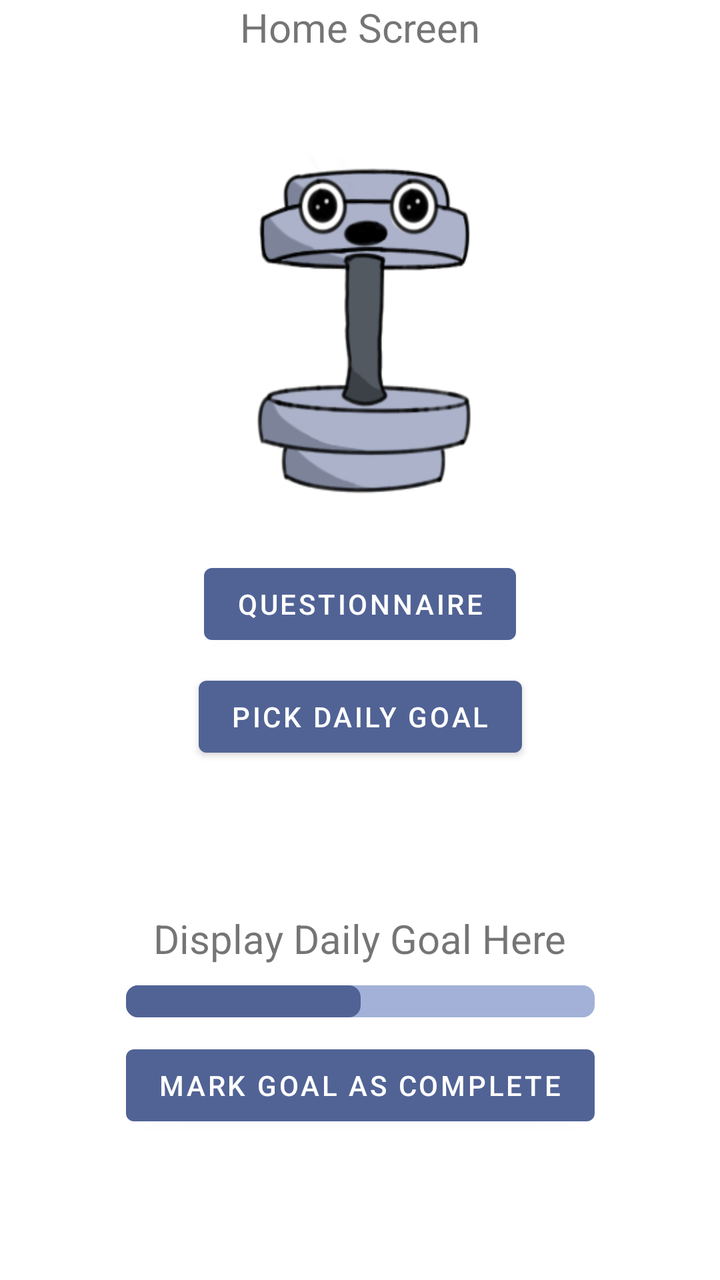
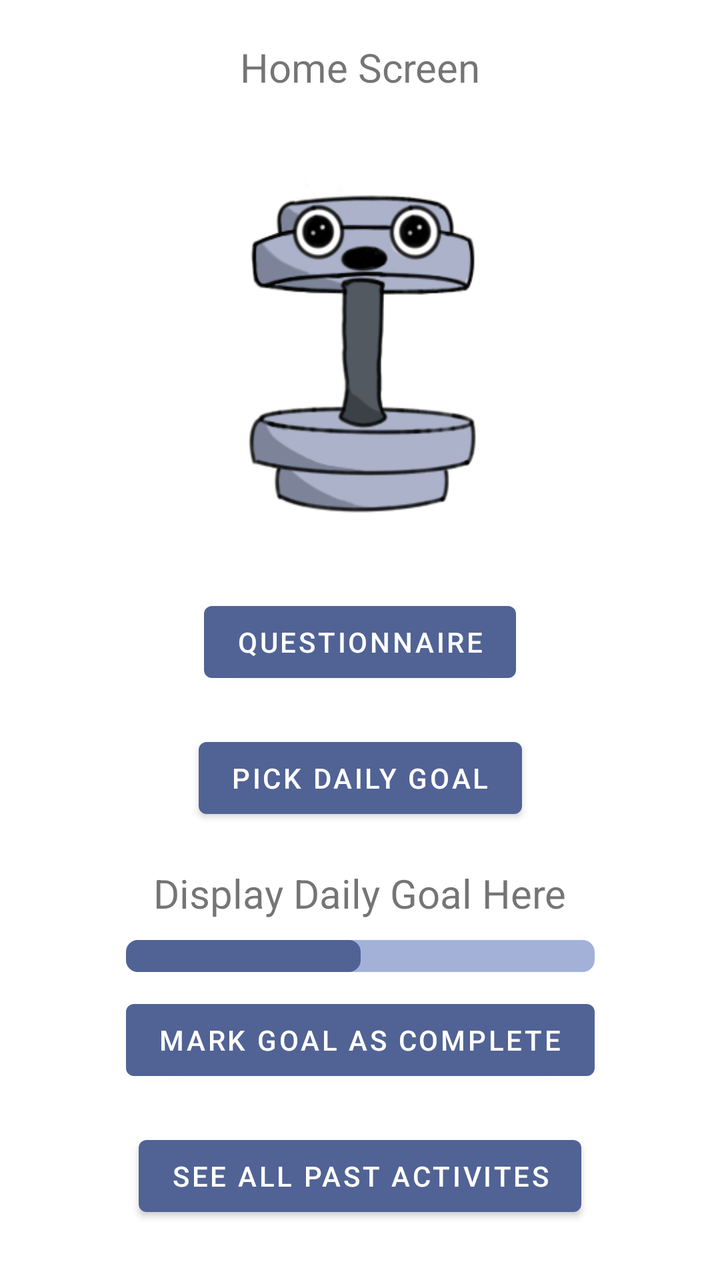

Compare the two renders of this Android layout. The source of the first and the diff that turns it into the second are given below.
<!-- AndroidManifest.xml: application theme Theme.SELab23B02 -->
<!-- res/layout/fragment_home.xml -->
<?xml version="1.0" encoding="utf-8"?>
<androidx.constraintlayout.widget.ConstraintLayout xmlns:android="http://schemas.android.com/apk/res/android"
    xmlns:app="http://schemas.android.com/apk/res-auto"
    xmlns:tools="http://schemas.android.com/tools"
    android:layout_width="match_parent"
    android:layout_height="match_parent"
    tools:context=".HomeFragment">

    <ImageButton
        android:id="@+id/buttonLittleBeing"
        android:layout_width="132dp"
        android:layout_height="210dp"
        android:layout_marginTop="-350dp"
        android:background="@drawable/little_being"
        app:layout_constraintBottom_toBottomOf="parent"
        app:layout_constraintLeft_toLeftOf="parent"
        app:layout_constraintRight_toRightOf="parent"
        app:layout_constraintTop_toBottomOf="@id/textView" />

    <TextView
        android:id="@+id/textView"
        android:layout_width="wrap_content"
        android:layout_height="wrap_content"
        android:layout_gravity="center"
        android:text="Home Screen"
        android:textSize="20sp"
        app:layout_constraintLeft_toLeftOf="parent"
        app:layout_constraintRight_toRightOf="parent"
        app:layout_constraintTop_toTopOf="parent" />

    <Button
        android:id="@+id/QuestionnaireButton"
        android:layout_width="wrap_content"
        android:layout_height="wrap_content"
        android:layout_marginTop="-300dp"
        android:onClick="QuestionnaireClicked"
        android:text="Questionnaire"
        app:layout_constraintBottom_toBottomOf="parent"
        app:layout_constraintLeft_toLeftOf="parent"
        app:layout_constraintRight_toRightOf="parent"
        app:layout_constraintTop_toBottomOf="@id/buttonLittleBeing" />

    <Button
        android:id="@+id/DailyGoalButton"
        android:layout_width="wrap_content"
        android:layout_height="wrap_content"
        android:layout_marginTop="-250dp"
        android:onClick="PickDailyGoalClicked"
        android:text="Pick Daily Goal"
        app:layout_constraintBottom_toBottomOf="parent"
        app:layout_constraintLeft_toLeftOf="parent"
        app:layout_constraintRight_toRightOf="parent"
        app:layout_constraintTop_toBottomOf="@+id/QuestionnaireButton" />

    <LinearLayout
        android:id="@+id/linearLayout4"
        android:layout_width="wrap_content"
        android:layout_height="wrap_content"
        android:divider="@drawable/divider"
        android:orientation="vertical"
        android:showDividers="middle"
        app:layout_constraintBottom_toBottomOf="parent"
        app:layout_constraintLeft_toLeftOf="parent"
        app:layout_constraintRight_toRightOf="parent"
        app:layout_constraintTop_toBottomOf="@+id/DailyGoalButton"
        android:gravity="center">

        <TextView
            android:id="@+id/DailyGoalTxt"
            android:layout_width="wrap_content"
            android:layout_height="wrap_content"
            android:text="Display Daily Goal Here"
            android:textSize="20dp" />

        <ProgressBar
            android:id="@+id/DailyGoalProgressBar"
            style="?android:progressBarStyleHorizontal"
            android:layout_width="match_parent"
            android:layout_height="wrap_content"
            android:indeterminate="false"
            android:max="100"
            android:progress="50"
            android:progressDrawable="@drawable/progress_bar_background" />

        <Button
            android:id="@+id/GoalCompleteButton"
            android:layout_width="wrap_content"
            android:layout_height="wrap_content"
            android:text="Mark Goal as Complete"
            android:onClick="markGoalAsCompleteClicked"/>

    </LinearLayout>

</androidx.constraintlayout.widget.ConstraintLayout>
<!-- resources referenced by this layout -->
<resources>
  <!-- drawable divider (drawable) -->
  <?xml version="1.0" encoding="utf-8"?>
  <shape xmlns:android="http://schemas.android.com/apk/res/android">
      <size
          android:height="10dp"
          android:width="5dp"
          />
  </shape>
  <!-- drawable little_being: png bitmap (drawable, 34373 bytes) -->
  <!-- drawable progress_bar_background (drawable) -->
  <?xml version="1.0" encoding="utf-8"?>
  <layer-list xmlns:android="http://schemas.android.com/apk/res/android">
      <item android:id="@android:id/background">
          <shape android:shape="rectangle">
              <corners android:radius="6dp"/>
              <solid android:color="#a3b1d9"/>
          </shape>
      </item>
  
      <item android:id="@+id/progress">
          <scale android:scaleWidth="100%">
              <shape android:shape="rectangle">
                  <corners android:radius="6dp"/>
                  <solid android:color="@color/accent_color"/>
              </shape>
  
          </scale>
      </item>
  
  </layer-list>
  <style name="Theme.SELab23B02" parent="Theme.MaterialComponents.DayNight.DarkActionBar">
          
          <item name="colorPrimary">@color/accent_color</item>
          <item name="colorPrimaryVariant">@color/accent_color</item>
          <item name="colorOnPrimary">@color/white</item>
          
          <item name="colorSecondary">@color/teal_200</item>
          <item name="colorSecondaryVariant">@color/teal_700</item>
          <item name="colorOnSecondary">@color/black</item>
          
          <item name="android:statusBarColor">?attr/colorPrimaryVariant</item>
          
      </style>
  <color name="accent_color">#516395</color>
  <color name="white">#FFFFFFFF</color>
  <color name="teal_200">#FF03DAC5</color>
  <color name="teal_700">#FF018786</color>
  <color name="black">#FF000000</color>
</resources>

<!-- the commit's change to res/layout/fragment_home.xml (unified diff, before → after) -->
@@ -6,89 +6,111 @@
     android:layout_height="match_parent"
     tools:context=".HomeFragment">
 
-    <ImageButton
-        android:id="@+id/buttonLittleBeing"
-        android:layout_width="132dp"
-        android:layout_height="210dp"
-        android:layout_marginTop="-350dp"
-        android:background="@drawable/little_being"
-        app:layout_constraintBottom_toBottomOf="parent"
-        app:layout_constraintLeft_toLeftOf="parent"
-        app:layout_constraintRight_toRightOf="parent"
-        app:layout_constraintTop_toBottomOf="@id/textView" />
+    <ScrollView
+        android:layout_width="match_parent"
+        android:layout_height="match_parent">
 
-    <TextView
-        android:id="@+id/textView"
-        android:layout_width="wrap_content"
-        android:layout_height="wrap_content"
-        android:layout_gravity="center"
-        android:text="Home Screen"
-        android:textSize="20sp"
-        app:layout_constraintLeft_toLeftOf="parent"
-        app:layout_constraintRight_toRightOf="parent"
-        app:layout_constraintTop_toTopOf="parent" />
+        <androidx.constraintlayout.widget.ConstraintLayout
+            android:layout_width="match_parent"
+            android:layout_height="match_parent">
 
-    <Button
-        android:id="@+id/QuestionnaireButton"
-        android:layout_width="wrap_content"
-        android:layout_height="wrap_content"
-        android:layout_marginTop="-300dp"
-        android:onClick="QuestionnaireClicked"
-        android:text="Questionnaire"
-        app:layout_constraintBottom_toBottomOf="parent"
-        app:layout_constraintLeft_toLeftOf="parent"
-        app:layout_constraintRight_toRightOf="parent"
-        app:layout_constraintTop_toBottomOf="@id/buttonLittleBeing" />
+            <TextView
+                android:id="@+id/textView"
+                android:layout_width="wrap_content"
+                android:layout_height="wrap_content"
+                android:layout_gravity="center"
+                android:text="Home Screen"
+                android:textSize="20sp"
+                app:layout_constraintLeft_toLeftOf="parent"
+                app:layout_constraintRight_toRightOf="parent"
+                app:layout_constraintTop_toTopOf="parent"
+                android:layout_marginTop="20dp"
+                />
+            <ImageButton
+                android:id="@+id/buttonLittleBeing"
+                android:layout_width="132dp"
+                android:layout_height="210dp"
+                android:background="@drawable/little_being"
+                app:layout_constraintLeft_toLeftOf="parent"
+                app:layout_constraintRight_toRightOf="parent"
+                app:layout_constraintTop_toBottomOf="@id/textView"
+                android:layout_marginTop="20dp"/>
 
-    <Button
-        android:id="@+id/DailyGoalButton"
-        android:layout_width="wrap_content"
-        android:layout_height="wrap_content"
-        android:layout_marginTop="-250dp"
-        android:onClick="PickDailyGoalClicked"
-        android:text="Pick Daily Goal"
-        app:layout_constraintBottom_toBottomOf="parent"
-        app:layout_constraintLeft_toLeftOf="parent"
-        app:layout_constraintRight_toRightOf="parent"
-        app:layout_constraintTop_toBottomOf="@+id/QuestionnaireButton" />
+            <Button
+                android:id="@+id/QuestionnaireButton"
+                android:layout_width="wrap_content"
+                android:layout_height="wrap_content"
+                android:onClick="QuestionnaireClicked"
+                android:text="Questionnaire"
+                app:layout_constraintLeft_toLeftOf="parent"
+                app:layout_constraintRight_toRightOf="parent"
+                app:layout_constraintTop_toBottomOf="@id/buttonLittleBeing"
+                android:layout_marginTop="20dp"/>
 
-    <LinearLayout
-        android:id="@+id/linearLayout4"
-        android:layout_width="wrap_content"
-        android:layout_height="wrap_content"
-        android:divider="@drawable/divider"
-        android:orientation="vertical"
-        android:showDividers="middle"
-        app:layout_constraintBottom_toBottomOf="parent"
-        app:layout_constraintLeft_toLeftOf="parent"
-        app:layout_constraintRight_toRightOf="parent"
-        app:layout_constraintTop_toBottomOf="@+id/DailyGoalButton"
-        android:gravity="center">
+            <Button
+                android:id="@+id/DailyGoalButton"
+                android:layout_width="wrap_content"
+                android:layout_height="wrap_content"
+                android:onClick="PickDailyGoalClicked"
+                android:text="Pick Daily Goal"
+                app:layout_constraintLeft_toLeftOf="parent"
+                app:layout_constraintRight_toRightOf="parent"
+                app:layout_constraintTop_toBottomOf="@+id/QuestionnaireButton"
+                android:layout_marginTop="20dp"/>
 
-        <TextView
-            android:id="@+id/DailyGoalTxt"
-            android:layout_width="wrap_content"
-            android:layout_height="wrap_content"
-            android:text="Display Daily Goal Here"
-            android:textSize="20dp" />
+            <LinearLayout
+                android:id="@+id/linearLayoutHome"
+                android:layout_width="wrap_content"
+                android:layout_height="wrap_content"
+                android:divider="@drawable/divider"
+                android:gravity="center"
+                android:orientation="vertical"
+                android:showDividers="middle"
+                android:layout_marginTop="20dp"
 
-        <ProgressBar
-            android:id="@+id/DailyGoalProgressBar"
-            style="?android:progressBarStyleHorizontal"
-            android:layout_width="match_parent"
-            android:layout_height="wrap_content"
-            android:indeterminate="false"
-            android:max="100"
-            android:progress="50"
-            android:progressDrawable="@drawable/progress_bar_background" />
+                app:layout_constraintLeft_toLeftOf="parent"
+                app:layout_constraintRight_toRightOf="parent"
+                app:layout_constraintTop_toBottomOf="@+id/DailyGoalButton">
 
-        <Button
-            android:id="@+id/GoalCompleteButton"
-            android:layout_width="wrap_content"
-            android:layout_height="wrap_content"
-            android:text="Mark Goal as Complete"
-            android:onClick="markGoalAsCompleteClicked"/>
+                <TextView
+                    android:id="@+id/DailyGoalTxt"
+                    android:layout_width="wrap_content"
+                    android:layout_height="wrap_content"
+                    android:text="Display Daily Goal Here"
+                    android:textSize="20dp" />
 
-    </LinearLayout>
+                <ProgressBar
+                    android:id="@+id/DailyGoalProgressBar"
+                    style="?android:progressBarStyleHorizontal"
+                    android:layout_width="match_parent"
+                    android:layout_height="wrap_content"
+                    android:indeterminate="false"
+                    android:max="100"
+                    android:progress="50"
+                    android:progressDrawable="@drawable/progress_bar_background" />
+
+                <Button
+                    android:id="@+id/GoalCompleteButton"
+                    android:layout_width="wrap_content"
+                    android:layout_height="wrap_content"
+                    android:onClick="markGoalAsCompleteClicked"
+                    android:text="Mark Goal as Complete" />
+
+            </LinearLayout>
+
+            <Button
+                android:id="@+id/SeeAllPastActivitiesButton"
+                android:layout_width="wrap_content"
+                android:layout_height="wrap_content"
+                app:layout_constraintLeft_toLeftOf="parent"
+                app:layout_constraintRight_toRightOf="parent"
+                app:layout_constraintTop_toBottomOf="@+id/linearLayoutHome"
+                app:layout_constraintBottom_toBottomOf="parent"
+                android:layout_marginTop="20dp"
+                android:text="See all past activites"
+                android:onClick="seeAllPastActivitiesClicked"
+                />
+        </androidx.constraintlayout.widget.ConstraintLayout>
+    </ScrollView>
 
 </androidx.constraintlayout.widget.ConstraintLayout>
<!-- resource entries referenced after the edit -->
@@ -8,7 +8,7 @@
           android:width="5dp"
           />
   </shape>
-  <!-- drawable little_being: png bitmap (drawable, 34373 bytes) -->
+  <!-- drawable little_being: png bitmap (drawable, 34207 bytes) -->
   <!-- drawable progress_bar_background (drawable) -->
   <?xml version="1.0" encoding="utf-8"?>
   <layer-list xmlns:android="http://schemas.android.com/apk/res/android">
